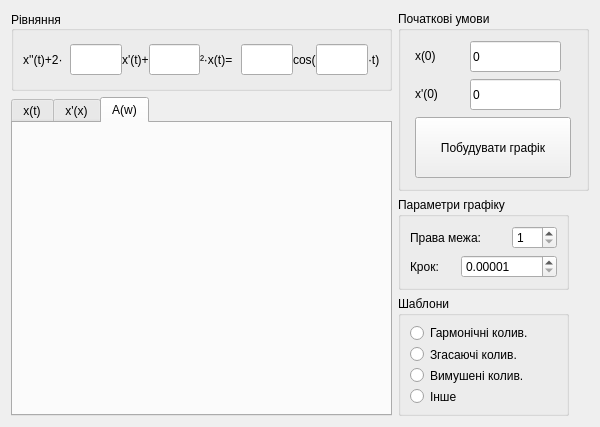
Old version of the form main_form.ui in the repository shooterkk/lab_2-MCC-.
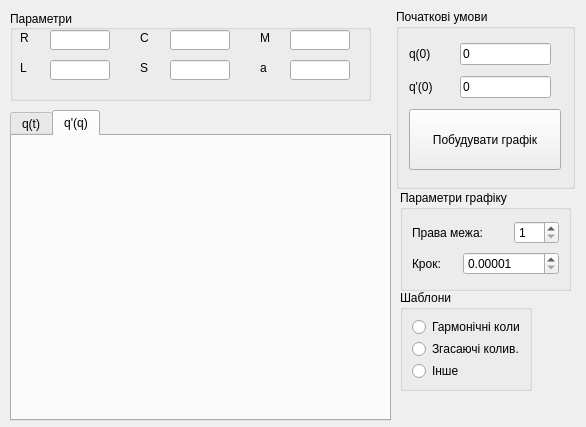
New version of the form. The open tabs and pages were chosen to show the change.

Commit message: basic interface is working

Diff of the .ui file:
```diff
--- a/main_form.ui
+++ b/main_form.ui
@@ -6,130 +6,22 @@
    <rect>
     <x>0</x>
     <y>0</y>
-    <width>600</width>
-    <height>415</height>
+    <width>586</width>
+    <height>427</height>
    </rect>
   </property>
   <property name="windowTitle">
    <string>Form1</string>
   </property>
-  <layout class="QGridLayout" name="gridLayout_3">
-   <item row="0" column="0">
-    <widget class="QGroupBox" name="groupBox">
-     <property name="sizePolicy">
-      <sizepolicy hsizetype="Fixed" vsizetype="Fixed">
-       <horstretch>0</horstretch>
-       <verstretch>0</verstretch>
-      </sizepolicy>
-     </property>
-     <property name="maximumSize">
-      <size>
-       <width>381</width>
-       <height>80</height>
-      </size>
-     </property>
-     <property name="title">
-      <string>Рівняння</string>
-     </property>
-     <property name="alignment">
-      <set>Qt::AlignLeading|Qt::AlignLeft|Qt::AlignVCenter</set>
-     </property>
-     <layout class="QHBoxLayout" name="horizontalLayout">
-      <property name="spacing">
-       <number>0</number>
-      </property>
-      <item>
-       <widget class="QLabel" name="label">
-        <property name="minimumSize">
-         <size>
-          <width>47</width>
-          <height>16</height>
-         </size>
-        </property>
-        <property name="text">
-         <string>x''(t)+2·</string>
-        </property>
-       </widget>
-      </item>
-      <item>
-       <widget class="QLineEdit" name="delta_input">
-        <property name="minimumSize">
-         <size>
-          <width>31</width>
-          <height>31</height>
-         </size>
-        </property>
-       </widget>
-      </item>
-      <item>
-       <widget class="QLabel" name="label_2">
-        <property name="text">
-         <string>x'(t)+</string>
-        </property>
-       </widget>
-      </item>
-      <item>
-       <widget class="QLineEdit" name="w0_input">
-        <property name="minimumSize">
-         <size>
-          <width>31</width>
-          <height>31</height>
-         </size>
-        </property>
-       </widget>
-      </item>
-      <item>
-       <widget class="QLabel" name="label_3">
-        <property name="minimumSize">
-         <size>
-          <width>41</width>
-          <height>16</height>
-         </size>
-        </property>
-        <property name="text">
-         <string>²·x(t)=</string>
-        </property>
-       </widget>
-      </item>
-      <item>
-       <widget class="QLineEdit" name="f0_input">
-        <property name="minimumSize">
-         <size>
-          <width>31</width>
-          <height>31</height>
-         </size>
-        </property>
-       </widget>
-      </item>
-      <item>
-       <widget class="QLabel" name="label_4">
-        <property name="text">
-         <string>cos(</string>
-        </property>
-       </widget>
-      </item>
-      <item>
-       <widget class="QLineEdit" name="w_input">
-        <property name="minimumSize">
-         <size>
-          <width>31</width>
-          <height>31</height>
-         </size>
-        </property>
-       </widget>
-      </item>
-      <item>
-       <widget class="QLabel" name="label_5">
-        <property name="text">
-         <string>·t)</string>
-        </property>
-       </widget>
-      </item>
-     </layout>
-    </widget>
-   </item>
-   <item row="0" column="1" rowspan="2">
     <widget class="QGroupBox" name="groupBox_2">
+   <property name="geometry">
+    <rect>
+     <x>396</x>
+     <y>9</y>
+     <width>179</width>
+     <height>180</height>
+    </rect>
+   </property>
      <property name="minimumSize">
       <size>
        <width>179</width>
@@ -155,7 +47,7 @@
          </size>
         </property>
         <property name="text">
-         <string>x(0)</string>
+       <string>q(0)</string>
         </property>
        </widget>
       </item>
@@ -164,7 +56,7 @@
         <property name="minimumSize">
          <size>
           <width>91</width>
-          <height>31</height>
+        <height>20</height>
          </size>
         </property>
         <property name="maximumSize">
@@ -193,7 +85,7 @@
          </size>
         </property>
         <property name="text">
-         <string>x'(0)</string>
+       <string>q'(0)</string>
         </property>
        </widget>
       </item>
@@ -202,7 +94,7 @@
         <property name="minimumSize">
          <size>
           <width>91</width>
-          <height>31</height>
+        <height>20</height>
          </size>
         </property>
         <property name="maximumSize">
@@ -243,9 +135,18 @@
       </item>
      </layout>
     </widget>
-   </item>
-   <item row="1" column="0" rowspan="3">
     <widget class="QTabWidget" name="tabWidget">
+   <property name="enabled">
+    <bool>true</bool>
+   </property>
+   <property name="geometry">
+    <rect>
+     <x>10</x>
+     <y>110</y>
+     <width>381</width>
+     <height>311</height>
+    </rect>
+   </property>
      <property name="minimumSize">
       <size>
        <width>381</width>
@@ -257,26 +158,68 @@
      </property>
      <widget class="QWidget" name="x_t_tab">
       <attribute name="title">
-       <string>x(t)</string>
+     <string>q(t)</string>
       </attribute>
       <layout class="QHBoxLayout" name="x_t_layout"/>
      </widget>
      <widget class="QWidget" name="x_dx_tab">
       <attribute name="title">
-       <string>x'(x)</string>
+     <string>q'(q)</string>
       </attribute>
       <layout class="QHBoxLayout" name="x_dx_layout"/>
      </widget>
-     <widget class="QWidget" name="afc_tab">
-      <attribute name="title">
-       <string>A(w)</string>
-      </attribute>
-      <layout class="QHBoxLayout" name="afc_layout"/>
-     </widget>
-    </widget>
-   </item>
-   <item row="2" column="1">
+  </widget>
+  <widget class="QGroupBox" name="groupBox_4">
+   <property name="geometry">
+    <rect>
+     <x>400</x>
+     <y>290</y>
+     <width>132</width>
+     <height>101</height>
+    </rect>
+   </property>
+   <property name="maximumSize">
+    <size>
+     <width>171</width>
+     <height>120</height>
+    </size>
+   </property>
+   <property name="title">
+    <string>Шаблони</string>
+   </property>
+   <layout class="QVBoxLayout" name="verticalLayout">
+    <item>
+     <widget class="QRadioButton" name="harmonic_rad">
+      <property name="text">
+       <string>Гармонічні колив.</string>
+      </property>
+     </widget>
+    </item>
+    <item>
+     <widget class="QRadioButton" name="dying_rad">
+      <property name="text">
+       <string>Згасаючі колив.</string>
+      </property>
+     </widget>
+    </item>
+    <item>
+     <widget class="QRadioButton" name="other_rad">
+      <property name="text">
+       <string>Інше</string>
+      </property>
+     </widget>
+    </item>
+   </layout>
+  </widget>
     <widget class="QGroupBox" name="groupBox_3">
+   <property name="geometry">
+    <rect>
+     <x>400</x>
+     <y>190</y>
+     <width>171</width>
+     <height>101</height>
+    </rect>
+   </property>
      <property name="maximumSize">
       <size>
        <width>171</width>
@@ -329,51 +272,196 @@
       </item>
      </layout>
     </widget>
-   </item>
-   <item row="3" column="1">
-    <widget class="QGroupBox" name="groupBox_4">
-     <property name="maximumSize">
-      <size>
-       <width>171</width>
-       <height>120</height>
-      </size>
+  <widget class="QGroupBox" name="groupBox">
+   <property name="geometry">
+    <rect>
+     <x>10</x>
+     <y>10</y>
+     <width>361</width>
+     <height>91</height>
+    </rect>
      </property>
      <property name="title">
-      <string>Шаблони</string>
-     </property>
-     <layout class="QVBoxLayout" name="verticalLayout">
-      <item>
-       <widget class="QRadioButton" name="harmonic_rad">
+    <string>Параметри</string>
+   </property>
+   <property name="alignment">
+    <set>Qt::AlignLeading|Qt::AlignLeft|Qt::AlignVCenter</set>
+   </property>
+   <widget class="QLineEdit" name="r_input">
+    <property name="geometry">
+     <rect>
+      <x>40</x>
+      <y>20</y>
+      <width>60</width>
+      <height>20</height>
+     </rect>
+    </property>
+    <property name="minimumSize">
+     <size>
+      <width>31</width>
+      <height>20</height>
+     </size>
+    </property>
+   </widget>
+   <widget class="QLineEdit" name="l_input">
+    <property name="geometry">
+     <rect>
+      <x>40</x>
+      <y>50</y>
+      <width>60</width>
+      <height>20</height>
+     </rect>
+    </property>
+    <property name="minimumSize">
+     <size>
+      <width>31</width>
+      <height>20</height>
+     </size>
+    </property>
+   </widget>
+   <widget class="QLineEdit" name="c_input">
+    <property name="geometry">
+     <rect>
+      <x>160</x>
+      <y>20</y>
+      <width>60</width>
+      <height>20</height>
+     </rect>
+    </property>
+    <property name="minimumSize">
+     <size>
+      <width>31</width>
+      <height>20</height>
+     </size>
+    </property>
+   </widget>
+   <widget class="QLineEdit" name="m_input">
+    <property name="geometry">
+     <rect>
+      <x>280</x>
+      <y>20</y>
+      <width>60</width>
+      <height>20</height>
+     </rect>
+    </property>
+    <property name="minimumSize">
+     <size>
+      <width>31</width>
+      <height>20</height>
+     </size>
+    </property>
+   </widget>
+   <widget class="QLineEdit" name="s_input">
+    <property name="geometry">
+     <rect>
+      <x>160</x>
+      <y>50</y>
+      <width>60</width>
+      <height>20</height>
+     </rect>
+    </property>
+    <property name="minimumSize">
+     <size>
+      <width>31</width>
+      <height>20</height>
+     </size>
+    </property>
+   </widget>
+   <widget class="QLineEdit" name="a_input">
+    <property name="geometry">
+     <rect>
+      <x>280</x>
+      <y>50</y>
+      <width>60</width>
+      <height>20</height>
+     </rect>
+    </property>
+    <property name="minimumSize">
+     <size>
+      <width>31</width>
+      <height>20</height>
+     </size>
+    </property>
+   </widget>
+   <widget class="QLabel" name="label">
+    <property name="geometry">
+     <rect>
+      <x>10</x>
+      <y>20</y>
+      <width>21</width>
+      <height>16</height>
+     </rect>
+    </property>
         <property name="text">
-         <string>Гармонічні колив.</string>
-        </property>
-       </widget>
-      </item>
-      <item>
-       <widget class="QRadioButton" name="dying_rad">
+     <string>R</string>
+    </property>
+   </widget>
+   <widget class="QLabel" name="label_2">
+    <property name="geometry">
+     <rect>
+      <x>10</x>
+      <y>50</y>
+      <width>21</width>
+      <height>16</height>
+     </rect>
+    </property>
         <property name="text">
-         <string>Згасаючі колив.</string>
-        </property>
-       </widget>
-      </item>
-      <item>
-       <widget class="QRadioButton" name="forced_rad">
+     <string>L</string>
+    </property>
+   </widget>
+   <widget class="QLabel" name="label_3">
+    <property name="geometry">
+     <rect>
+      <x>130</x>
+      <y>20</y>
+      <width>21</width>
+      <height>16</height>
+     </rect>
+    </property>
         <property name="text">
-         <string>Вимушені колив.</string>
-        </property>
-       </widget>
-      </item>
-      <item>
-       <widget class="QRadioButton" name="other_rad">
+     <string>C</string>
+    </property>
+   </widget>
+   <widget class="QLabel" name="label_4">
+    <property name="geometry">
+     <rect>
+      <x>250</x>
+      <y>20</y>
+      <width>21</width>
+      <height>16</height>
+     </rect>
+    </property>
         <property name="text">
-         <string>Інше</string>
-        </property>
-       </widget>
-      </item>
-     </layout>
-    </widget>
-   </item>
-  </layout>
+     <string>M</string>
+    </property>
+   </widget>
+   <widget class="QLabel" name="label_5">
+    <property name="geometry">
+     <rect>
+      <x>130</x>
+      <y>50</y>
+      <width>21</width>
+      <height>16</height>
+     </rect>
+    </property>
+    <property name="text">
+     <string>S</string>
+    </property>
+   </widget>
+   <widget class="QLabel" name="label_10">
+    <property name="geometry">
+     <rect>
+      <x>250</x>
+      <y>50</y>
+      <width>21</width>
+      <height>16</height>
+     </rect>
+    </property>
+    <property name="text">
+     <string>a</string>
+    </property>
+   </widget>
+  </widget>
  </widget>
  <resources/>
  <connections>
```
Left out of the diff: 85 changed lines with no effect on the pictures. Lines whose indentation alone changed are shown as unchanged. The commit also changes 2 other files.
